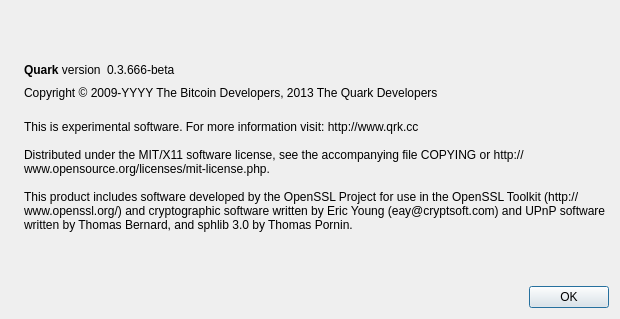
First picture: the form in src/qt/forms/aboutdialog.ui, repository quark-project/quark, before the edit.
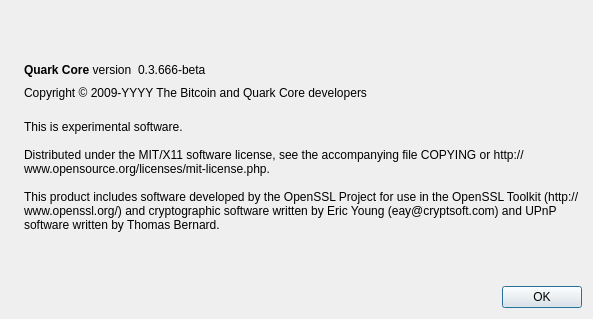
Second picture: the form after the edit. Icons and pictures are not drawn.

```diff
--- a/src/qt/forms/aboutdialog.ui
+++ b/src/qt/forms/aboutdialog.ui
@@ -6,7 +6,7 @@
    <rect>
     <x>0</x>
     <y>0</y>
-    <width>620</width>
+    <width>593</width>
     <height>319</height>
    </rect>
   </property>
@@ -50,7 +50,7 @@
           <cursorShape>IBeamCursor</cursorShape>
          </property>
          <property name="text">
-          <string>&lt;html&gt;&lt;head/&gt;&lt;body&gt;&lt;p&gt;&lt;span style=&quot; font-weight:600;&quot;&gt;Quark&lt;/span&gt; version&lt;/p&gt;&lt;/body&gt;&lt;/html&gt;</string>
+          <string>&lt;b&gt;Quark Core&lt;/b&gt; version</string>
          </property>
          <property name="textInteractionFlags">
           <set>Qt::LinksAccessibleByMouse|Qt::TextSelectableByKeyboard|Qt::TextSelectableByMouse</set>
@@ -91,7 +91,7 @@
         <cursorShape>IBeamCursor</cursorShape>
        </property>
        <property name="text">
-        <string notr="true">Copyright &amp;copy; 2009-YYYY The Bitcoin Developers, 2013 The Quark Developers</string>
+        <string notr="true">Copyright &amp;copy; 2009-YYYY The Bitcoin and Quark Core developers</string>
        </property>
        <property name="textFormat">
         <enum>Qt::RichText</enum>
@@ -108,11 +108,11 @@
        </property>
        <property name="text">
         <string>
-This is experimental software. For more information visit: http://www.qrk.cc
+This is experimental software.
 
 Distributed under the MIT/X11 software license, see the accompanying file COPYING or http://www.opensource.org/licenses/mit-license.php.
 
-This product includes software developed by the OpenSSL Project for use in the OpenSSL Toolkit (http://www.openssl.org/) and cryptographic software written by Eric Young (eay@cryptsoft.com) and UPnP software written by Thomas Bernard, and sphlib 3.0 by Thomas Pornin.</string>
+This product includes software developed by the OpenSSL Project for use in the OpenSSL Toolkit (http://www.openssl.org/) and cryptographic software written by Eric Young (eay@cryptsoft.com) and UPnP software written by Thomas Bernard.</string>
        </property>
        <property name="wordWrap">
         <bool>true</bool>
```
Left out of the diff: 18 changed lines with no effect on the pictures.
